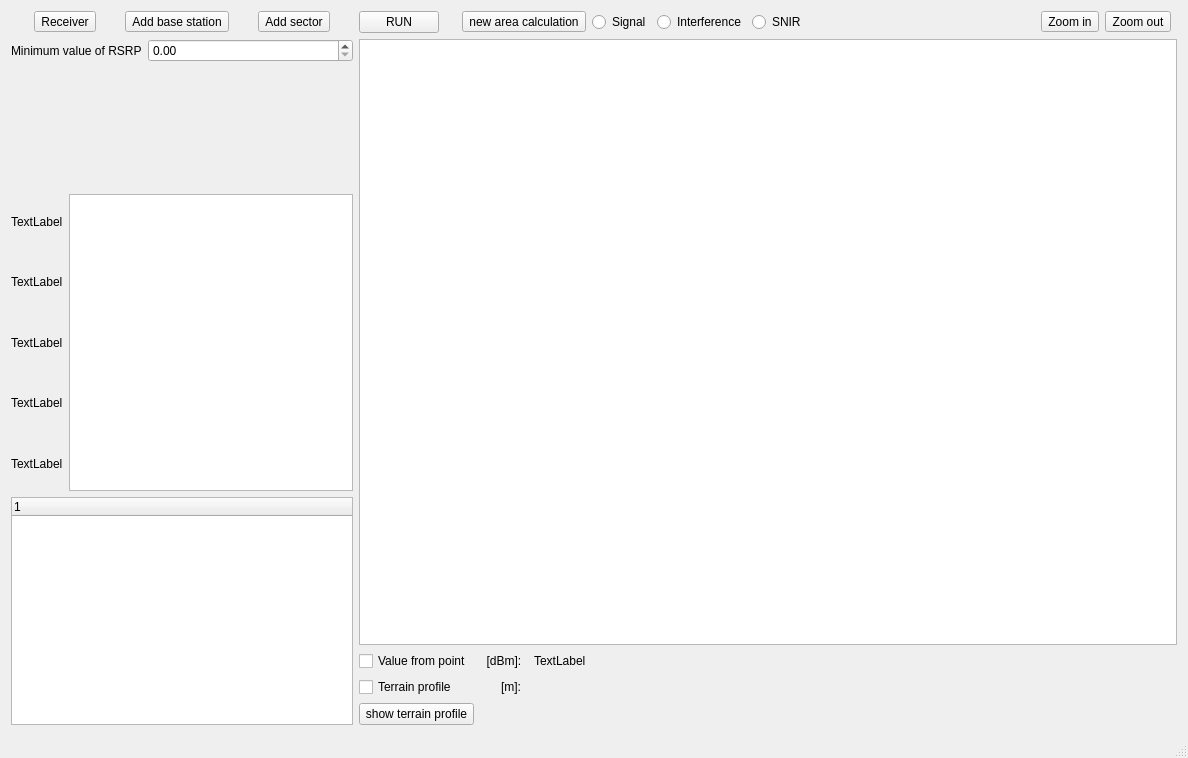
Above: mainwindow.ui from Berlisia/RSRPCalclulator before the change. Below: the same form after it.
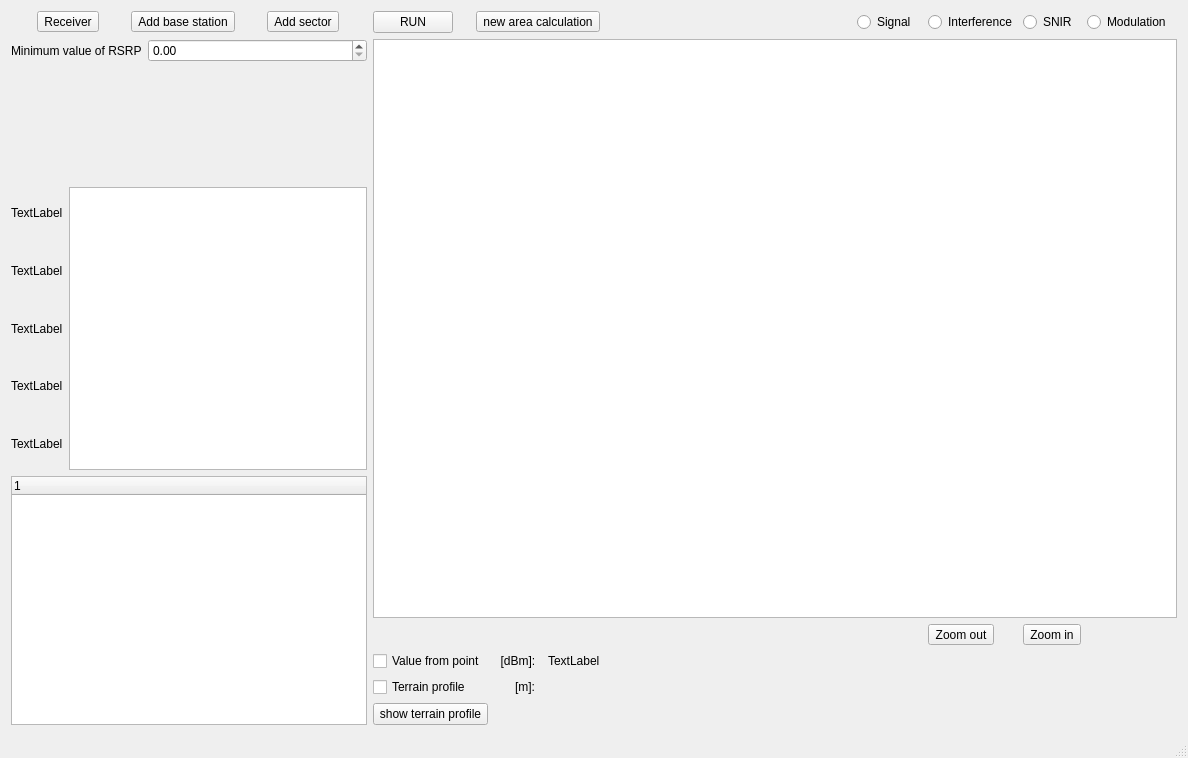
That is the form after the change.

Commit message: First part of modulation scheme calculation

Patch:
```diff
--- a/mainwindow.ui
+++ b/mainwindow.ui
@@ -21,60 +21,60 @@
   </property>
   <widget class="QWidget" name="centralWidget">
    <layout class="QGridLayout" name="gridLayout_2">
-    <item row="6" column="2" colspan="3">
+    <item row="18" column="2" colspan="3">
+     <layout class="QVBoxLayout" name="verticalLayout_3">
+      <item alignment="Qt::AlignLeft">
+       <widget class="QCheckBox" name="checkBox">
+        <property name="text">
+         <string>Value from point</string>
+        </property>
+       </widget>
+      </item>
+      <item>
+       <widget class="QCheckBox" name="terrainCheckBox">
+        <property name="text">
+         <string>Terrain profile</string>
+        </property>
+       </widget>
+      </item>
+     </layout>
+    </item>
+    <item row="19" column="2" colspan="3">
      <widget class="QPushButton" name="terrainPushButton">
       <property name="text">
        <string>show terrain profile</string>
       </property>
      </widget>
     </item>
-    <item row="0" column="10">
+    <item row="17" column="11">
+     <widget class="QToolButton" name="zoomInButton">
+      <property name="text">
+       <string>Zoom in</string>
+      </property>
+     </widget>
+    </item>
+    <item row="17" column="10">
      <widget class="QToolButton" name="zoomOutButton">
       <property name="text">
        <string>Zoom out</string>
       </property>
      </widget>
     </item>
-    <item row="2" column="0" rowspan="2">
-     <layout class="QVBoxLayout" name="verticalLayout">
-      <item alignment="Qt::AlignRight">
-       <widget class="QLabel" name="minLabel">
-        <property name="text">
-         <string>TextLabel</string>
+    <item row="14" column="1" rowspan="2">
+     <layout class="QHBoxLayout" name="horizontalLayout_5">
+      <item>
+       <widget class="QGraphicsView" name="scalaGraphicsView">
+        <property name="cursor" stdset="0">
+         <cursorShape>ArrowCursor</cursorShape>
         </property>
-       </widget>
-      </item>
-      <item alignment="Qt::AlignRight">
-       <widget class="QLabel" name="label2">
-        <property name="text">
-         <string>TextLabel</string>
-        </property>
-       </widget>
-      </item>
-      <item alignment="Qt::AlignRight">
-       <widget class="QLabel" name="label3">
-        <property name="text">
-         <string>TextLabel</string>
-        </property>
-       </widget>
-      </item>
-      <item alignment="Qt::AlignRight">
-       <widget class="QLabel" name="label4">
-        <property name="text">
-         <string>TextLabel</string>
-        </property>
-       </widget>
-      </item>
-      <item alignment="Qt::AlignRight">
-       <widget class="QLabel" name="maxLabel">
-        <property name="text">
-         <string>TextLabel</string>
+        <property name="mouseTracking">
+         <bool>true</bool>
         </property>
        </widget>
       </item>
      </layout>
     </item>
-    <item row="0" column="0" colspan="2">
+    <item row="4" column="0" colspan="2">
      <layout class="QHBoxLayout" name="horizontalLayout_3">
       <item>
        <widget class="QToolButton" name="receiverButton">
@@ -102,39 +102,64 @@
       </item>
      </layout>
     </item>
-    <item row="2" column="1" rowspan="2">
-     <layout class="QHBoxLayout" name="horizontalLayout_5">
-      <item>
-       <widget class="QGraphicsView" name="scalaGraphicsView">
-        <property name="cursor" stdset="0">
-         <cursorShape>ArrowCursor</cursorShape>
+    <item row="14" column="0" rowspan="2">
+     <layout class="QVBoxLayout" name="verticalLayout">
+      <item alignment="Qt::AlignRight">
+       <widget class="QLabel" name="minLabel">
+        <property name="text">
+         <string>TextLabel</string>
         </property>
-        <property name="mouseTracking">
-         <bool>true</bool>
+       </widget>
+      </item>
+      <item alignment="Qt::AlignRight">
+       <widget class="QLabel" name="label2">
+        <property name="text">
+         <string>TextLabel</string>
         </property>
        </widget>
       </item>
-     </layout>
-    </item>
-    <item row="5" column="2" colspan="3">
-     <layout class="QVBoxLayout" name="verticalLayout_3">
-      <item alignment="Qt::AlignLeft">
-       <widget class="QCheckBox" name="checkBox">
+      <item alignment="Qt::AlignRight">
+       <widget class="QLabel" name="label3">
         <property name="text">
-         <string>Value from point</string>
+         <string>TextLabel</string>
         </property>
        </widget>
       </item>
+      <item alignment="Qt::AlignRight">
+       <widget class="QLabel" name="label4">
+        <property name="text">
+         <string>TextLabel</string>
+        </property>
+       </widget>
+      </item>
+      <item alignment="Qt::AlignRight">
+       <widget class="QLabel" name="maxLabel">
+        <property name="text">
+         <string>TextLabel</string>
+        </property>
+       </widget>
+      </item>
+     </layout>
+    </item>
+    <item row="4" column="11">
+     <widget class="QRadioButton" name="snirCheckBox">
+      <property name="text">
+       <string>SNIR</string>
+      </property>
+     </widget>
+    </item>
+    <item row="4" column="2">
+     <layout class="QVBoxLayout" name="verticalLayout_2">
       <item>
-       <widget class="QCheckBox" name="terrainCheckBox">
+       <widget class="QPushButton" name="calculatePushButton">
         <property name="text">
-         <string>Terrain profile</string>
+         <string>RUN</string>
         </property>
        </widget>
       </item>
      </layout>
     </item>
-    <item row="1" column="0" colspan="2">
+    <item row="13" column="0" colspan="2">
      <layout class="QFormLayout" name="formLayout">
       <item row="0" column="0">
        <widget class="QLabel" name="label_2">
@@ -148,18 +173,7 @@
       </item>
      </layout>
     </item>
-    <item row="0" column="2">
-     <layout class="QVBoxLayout" name="verticalLayout_2">
-      <item>
-       <widget class="QPushButton" name="calculatePushButton">
-        <property name="text">
-         <string>RUN</string>
-        </property>
-       </widget>
-      </item>
-     </layout>
-    </item>
-    <item row="1" column="2" rowspan="4" colspan="10">
+    <item row="13" column="2" rowspan="4" colspan="12">
      <layout class="QHBoxLayout" name="horizontalLayout_2">
       <item>
        <widget class="QGraphicsView" name="mapGraphicsView">
@@ -179,7 +193,7 @@
       </item>
      </layout>
     </item>
-    <item row="0" column="4" colspan="2">
+    <item row="4" column="4" colspan="2">
      <layout class="QHBoxLayout" name="horizontalLayout_4">
       <item>
        <widget class="QToolButton" name="rectangleToolButton">
@@ -190,14 +204,7 @@
       </item>
      </layout>
     </item>
-    <item row="0" column="9">
-     <widget class="QToolButton" name="zoomInButton">
-      <property name="text">
-       <string>Zoom in</string>
-      </property>
-     </widget>
-    </item>
-    <item row="5" column="5">
+    <item row="18" column="5">
      <layout class="QGridLayout" name="gridLayout">
       <item row="1" column="1">
        <widget class="QLabel" name="terrainLabel">
@@ -229,14 +236,7 @@
       </item>
      </layout>
     </item>
-    <item row="0" column="7">
-     <widget class="QRadioButton" name="interferenceCheckBox">
-      <property name="text">
-       <string>Interference</string>
-      </property>
-     </widget>
-    </item>
-    <item row="4" column="0" rowspan="3" colspan="2">
+    <item row="16" column="0" rowspan="4" colspan="2">
      <layout class="QHBoxLayout" name="horizontalLayout">
       <item>
        <widget class="QTreeWidget" name="treeWidget">
@@ -249,7 +249,7 @@
       </item>
      </layout>
     </item>
-    <item row="5" column="8">
+    <item row="18" column="8">
      <spacer name="horizontalSpacer">
       <property name="orientation">
        <enum>Qt::Horizontal</enum>
@@ -262,20 +262,27 @@
       </property>
      </spacer>
     </item>
-    <item row="0" column="8">
-     <widget class="QRadioButton" name="snirCheckBox">
-      <property name="text">
-       <string>SNIR</string>
-      </property>
-     </widget>
-    </item>
-    <item row="0" column="6">
+    <item row="4" column="8" alignment="Qt::AlignRight">
      <widget class="QRadioButton" name="signalRadioButton">
       <property name="text">
        <string>Signal</string>
       </property>
      </widget>
     </item>
+    <item row="4" column="12">
+     <widget class="QRadioButton" name="modulationRadioButton">
+      <property name="text">
+       <string>Modulation</string>
+      </property>
+     </widget>
+    </item>
+    <item row="4" column="10">
+     <widget class="QRadioButton" name="interferenceCheckBox">
+      <property name="text">
+       <string>Interference</string>
+      </property>
+     </widget>
+    </item>
    </layout>
   </widget>
   <widget class="QStatusBar" name="statusBar"/>
```
The commit also changes 16 other files.
